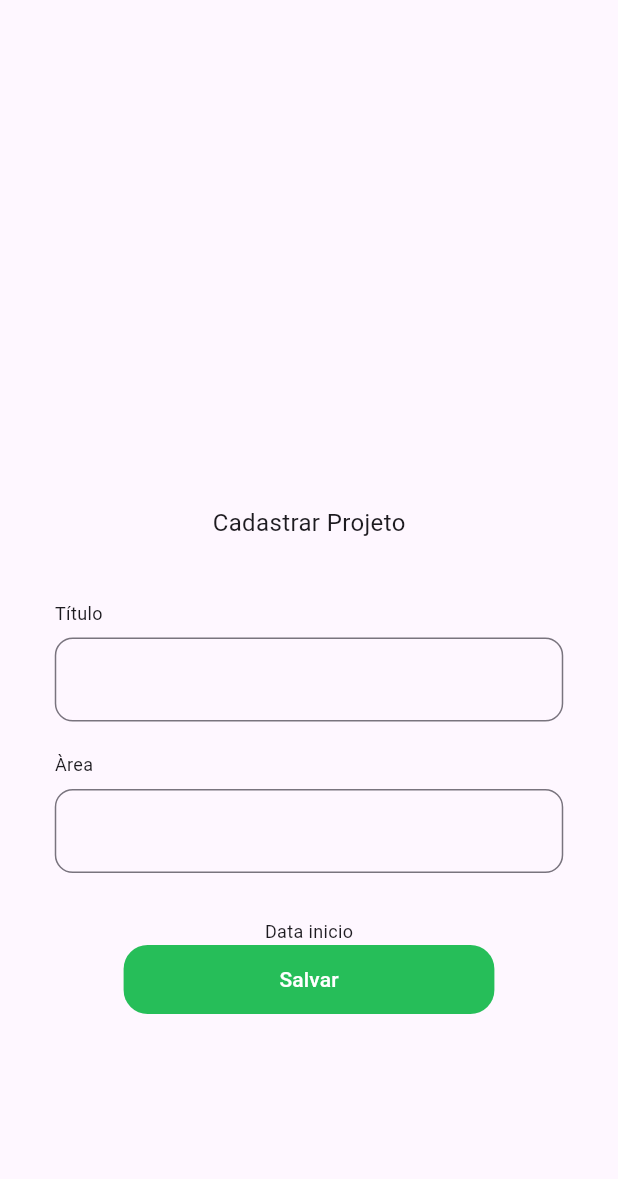
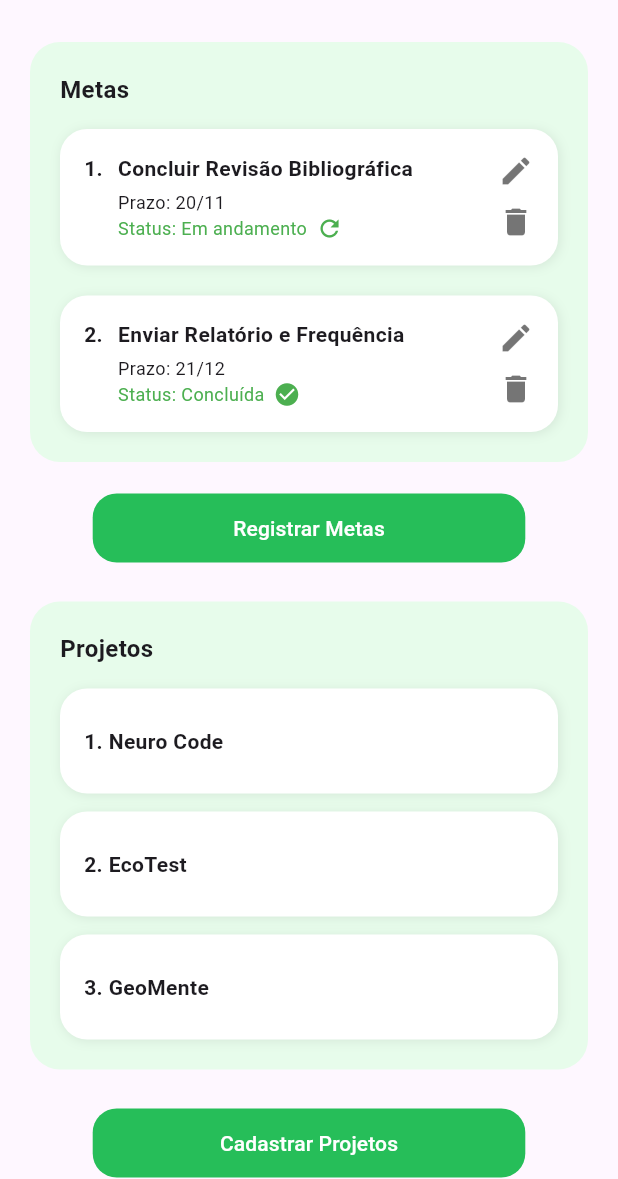
Before and after one commit to Gustanevez/APP_Gerenciamento_Bolsistas, a Flutter app: the Registerproject screen opened directly, on a phone screen of 412 x 824 dp, the part 57-1236 px from its top. Run offline on Flutter 3.47's test engine with Material 3 defaults, Android fonts, the phone set to English and light mode, and no system bars; our stand-ins replace flutter_riverpod; Roboto replaces fonts that are missing (ABeeZee).

Commit message:
senhor me ajudaaa

```diff
--- a/lib/Screens/RegistroMetas.dart
+++ b/lib/Screens/CadastrarProjeto.dart
@@ -2,8 +2,25 @@ import 'package:flutter/material.dart';
 import 'package:gerenciamento_bolsistas/Widgets/buttonActions.dart';
 import 'package:gerenciamento_bolsistas/Style/colors.dart';
 
-class ProjetoMetasPage extends StatelessWidget {
-  const ProjetoMetasPage({super.key});
+class CadastrarProjetoPage extends StatefulWidget {
+  const CadastrarProjetoPage({super.key});
+
+  @override
+  State<CadastrarProjetoPage> createState() => _CadastrarProjetoPageState();
+}
+
+class _CadastrarProjetoPageState extends State<CadastrarProjetoPage> {
+  final TextEditingController _titulo = TextEditingController();
+  final TextEditingController _area = TextEditingController();
+  final TextEditingController _dataInicio = TextEditingController();
+
+  @override
+  void dispose() {
+    _titulo.dispose();
+    _area.dispose();
+    _dataInicio.dispose();
+    super.dispose();
+  }
 
   @override
   Widget build(BuildContext context) {
@@ -28,11 +45,11 @@ class ProjetoMetasPage extends StatelessWidget {
                 ),
               ),
 
-              const SizedBox(height: 300),
+              const SizedBox(height: 65),
 
               // TÍTULO PRINCIPAL
               const Text(
-                "Registro de Metas",
+                "Cadastrar Projeto",
                 style: TextStyle(
                   fontFamily: 'ABeeZee',
                   fontSize: 16,
@@ -41,46 +58,35 @@ class ProjetoMetasPage extends StatelessWidget {
                 ),
               ),
 
-              const SizedBox(height: 30),
+              const SizedBox(height: 50),
 
-              // FORMULÁRIO (PADRONIZADO)
-              _campo("Selecione Projeto/Bolsista"),
+              // CAMPOS DE TEXTO PADRÃO
+              _campo("Título do Projeto", controller: _titulo),
               const SizedBox(height: 20),
 
-              _campo("Título da meta", hint: "Ex: Revisão Bibliográfica"),
+              _campo("Área", controller: _area),
               const SizedBox(height: 20),
 
               _campoComIcone(
-                "Data",
+                "Data de Início",
+                controller: _dataInicio,
                 icon: Icons.calendar_month,
-                hint: "Prazo: 20/11",
+                hint: "dd/mm/aaaa",
               ),
 
-              const SizedBox(height: 40),
+              const SizedBox(height: 300),
 
-              // BOTÕES PADRONIZADOS COM SEU BUTTON
-              Row(
-                mainAxisAlignment: MainAxisAlignment.center,
-                children: [
-                  Buttonactions(
-                    text: "Salvar Metas",
-                    onPressed: () {},
-                    size: Size(MediaQuery.of(context).size.width * 0.37, 46),
-                    color: cor4,
-                  ),
-
-                  const SizedBox(width: 15),
-
-                  Buttonactions(
-                    text: "Limpar Campos",
-                    onPressed: () {},
-                    size: Size(MediaQuery.of(context).size.width * 0.37, 46),
-                    color: const Color.fromARGB(255, 137, 137, 137),
-                  ),
-                ],
+              // BOTÃO PADRÃO
+              Buttonactions(
+                text: "Salvar Projeto",
+                color: cor4,
+                size: Size(MediaQuery.of(context).size.width * 0.6, 46),
+                onPressed: () {
+                  Navigator.pop(context);
+                },
               ),
 
-              const SizedBox(height: 40),
+              const SizedBox(height: 30),
             ],
           ),
         ),
@@ -88,14 +94,14 @@ class ProjetoMetasPage extends StatelessWidget {
     );
   }
 
-  // CAMPOS DE TEXTO
-  Widget _campo(String label, {String hint = ""}) {
+  // CAMPOS DE TEXTO PADRÃO
+  Widget _campo(String label, {required TextEditingController controller}) {
     return SizedBox(
       width: double.infinity,
       child: TextField(
+        controller: controller,
         decoration: InputDecoration(
           labelText: label,
-          hintText: hint,
           labelStyle: const TextStyle(fontFamily: 'ABeeZee', fontSize: 12),
           border: OutlineInputBorder(borderRadius: BorderRadius.circular(12)),
         ),
@@ -105,12 +111,14 @@ class ProjetoMetasPage extends StatelessWidget {
 
   Widget _campoComIcone(
     String label, {
+    required TextEditingController controller,
     required IconData icon,
     String hint = "",
   }) {
     return SizedBox(
       width: double.infinity,
       child: TextField(
+        controller: controller,
         decoration: InputDecoration(
           labelText: label,
           hintText: hint,
--- a/lib/Screens/RegisterProject.dart
+++ b/lib/Screens/RegisterProject.dart
@@ -1,143 +1,300 @@
-
 import 'package:flutter/material.dart';
-import 'package:gerenciamento_bolsistas/Models/Project.dart';
-import 'package:gerenciamento_bolsistas/Models/Project_State_provider.dart';
+import 'package:gerenciamento_bolsistas/Screens/CadastrarProjeto.dart';
+import 'package:gerenciamento_bolsistas/Screens/RegistroMetas.dart';
 import 'package:gerenciamento_bolsistas/Style/colors.dart';
 import 'package:gerenciamento_bolsistas/Widgets/buttonActions.dart';
-import 'package:gerenciamento_bolsistas/Widgets/Menu.dart';
-import 'package:flutter_riverpod/flutter_riverpod.dart';
 
-class Registerproject extends ConsumerStatefulWidget {
+class Registerproject extends StatelessWidget {
   const Registerproject({super.key});
 
   @override
-  ConsumerState<Registerproject> createState () => _Registerproject();
-
-}
-
-
-class _Registerproject extends ConsumerState<Registerproject> {
-  final _titulo = TextEditingController();
-  final _area = TextEditingController();
-  @override
-
-  void clean (){
-    _titulo.dispose();
-    _area.dispose();
-    super.dispose();
-  }
   Widget build(BuildContext context) {
     return Scaffold(
-      //rawer: const Menu(),
       appBar: AppBar(
-        title: Row(
-          mainAxisAlignment: MainAxisAlignment.end,
-          children: [
-            Text(
-              'Olá, Coordenador',
-              style: TextStyle(fontFamily: 'ABeeZee', fontSize: 16),
-            ),
-          ],
+        title: const Align(
+          alignment: Alignment.centerRight,
+          child: Text(
+            'Olá, Coordenador',
+            style: TextStyle(fontFamily: 'ABeeZee', fontSize: 16),
+          ),
         ),
       ),
-      body: Padding(
-        padding: EdgeInsets.only(top: 40),
-        child: SingleChildScrollView(
-          child: Center(
-            child: Column(
-              mainAxisAlignment: MainAxisAlignment.center,
-              crossAxisAlignment: CrossAxisAlignment.center,
-              children: [
-                Column(
-                  children: [
-                    SizedBox(width: 357, height: 239),
 
-                    SizedBox(height: 40),
-                    SizedBox(
-                      child: Text(
-                        'Cadastrar Projeto',
-                        style: TextStyle(fontFamily: 'ABeeZee', fontSize: 16),
-                      ),
-                    ),
-                    SizedBox(height: 40),
+      body: SingleChildScrollView(
+        padding: const EdgeInsets.symmetric(horizontal: 20, vertical: 10),
+        child: Column(
+          children: [
+            _ListaMetas(),
+            const SizedBox(height: 20),
 
-                    Column(
-                      crossAxisAlignment: CrossAxisAlignment.start,
-                      children: [
-                        Text(
-                          'Título',
-                          style: TextStyle(fontFamily: 'ABeeZee', fontSize: 12),
-                        ),
-                        const SizedBox(height: 8),
-                        SizedBox(
-                          width: 339,
-                          child: TextField(
-                            controller: _titulo,
-                            decoration: InputDecoration(
-                              border: OutlineInputBorder(
-                                borderRadius: BorderRadius.circular(12),
-                              ),
-                            ),
-                          ),
-                        ),
-                      ],
-                    ),
-                  ],
-                ),
-                SizedBox(height: 20),
-                Column(
-                  crossAxisAlignment: CrossAxisAlignment.start,
-                  children: [
-                    Text(
-                      'Àrea',
-                      style: TextStyle(fontFamily: 'ABeeZee', fontSize: 12),
-                    ),
-                    const SizedBox(height: 8),
-                    SizedBox(
-                      width: 339,
-                      child: TextField(
-                        controller: _area,
-                        decoration: InputDecoration(
-                          border: OutlineInputBorder(
-                            borderRadius: BorderRadius.circular(12),
-                          ),
-                        ),
-                      ),
-                    ),
-                  ],
-                ),
-                SizedBox(height: 30),
-                Column(
-                  crossAxisAlignment: CrossAxisAlignment.start,
-                  children: [
-                    Text('Data inicio',style: TextStyle(
-                      fontFamily: 'ABeeZee',
-                      fontSize: 12,
-                    ),
-                  ),
-                  const SizedBox(width: 8,),
+            Buttonactions(
+              text: "Registrar Metas",
+              size: Size(MediaQuery.of(context).size.width * 0.7, 46),
+              color: cor4,
+              onPressed: () {
+                Navigator.push(
+                  context,
+                  MaterialPageRoute(builder: (_) => const ProjetoMetasPage()),
+                );
+              },
+            ),
 
+            const SizedBox(height: 25),
 
-                ],
-              ),
-                Buttonactions(
-                  text: 'Salvar',
-                  onPressed: () {
-                    final novoproject = Project(
-                      titulo:  _titulo.text,
-                      area: _area.text,
-                    );
-                    ref.read(projectProvider.notifier).addProject(novoproject);
-                    Navigator.pop(context);
-                  },
-                  size: Size(MediaQuery.of(context).size.width * 0.6, 46),
-                  color: cor4,
-                ),
-              ],
+            _ListaProjetos(),
+            const SizedBox(height: 25),
+
+            Buttonactions(
+              text: "Cadastrar Projetos",
+              size: Size(MediaQuery.of(context).size.width * 0.7, 46),
+              color: cor4,
+              onPressed: () {
+                Navigator.push(
+                  context,
+                  MaterialPageRoute(builder: (_) => CadastrarProjetoPage()),
+                );
+              },
             ),
-          ),
+
+            const SizedBox(height: 20),
+          ],
         ),
       ),
     );
   }
 }
+
+class _ListaMetas extends StatelessWidget {
+  @override
+  Widget build(BuildContext context) {
+    return Container(
+      padding: const EdgeInsets.all(20),
+      decoration: BoxDecoration(
+        color: const Color(0xFFE7FCEB),
+        borderRadius: BorderRadius.circular(20),
+      ),
+      child: Column(
+        crossAxisAlignment: CrossAxisAlignment.start,
+        children: [
+          const Text(
+            "Metas",
+            style: TextStyle(
+              fontFamily: 'ABeeZee',
+              fontSize: 16,
+              fontWeight: FontWeight.w600,
+            ),
+          ),
+
+          const SizedBox(height: 15),
+
+          /// ITENS DE METAS
+          const _MetaItem(
+            numero: "1.",
+            titulo: "Concluir Revisão Bibliográfica",
+            prazo: "20/11",
+            status: "Em andamento",
+            statusColor: Colors.green,
+            iconStatus: Icons.refresh,
+          ),
+          const SizedBox(height: 20),
+
+          const _MetaItem(
+            numero: "2.",
+            titulo: "Enviar Relatório e Frequência",
+            prazo: "21/12",
+            status: "Concluída",
+            statusColor: Colors.green,
+            iconStatus: Icons.check_circle,
+          ),
+        ],
+      ),
+    );
+  }
+}
+
+class _MetaItem extends StatelessWidget {
+  final String numero;
+  final String titulo;
+  final String prazo;
+  final String status;
+  final Color statusColor;
+  final IconData iconStatus;
+
+  const _MetaItem({
+    required this.numero,
+    required this.titulo,
+    required this.prazo,
+    required this.status,
+    required this.statusColor,
+    required this.iconStatus,
+  });
+
+  @override
+  Widget build(BuildContext context) {
+    return Container(
+      padding: const EdgeInsets.all(16),
+      decoration: BoxDecoration(
+        color: Colors.white,
+        borderRadius: BorderRadius.circular(18),
+        boxShadow: [
+          BoxShadow(
+            color: Colors.black.withOpacity(0.08),
+            blurRadius: 6,
+            offset: const Offset(1, 1),
+          ),
+        ],
+      ),
+      child: Row(
+        crossAxisAlignment: CrossAxisAlignment.start,
+        children: [
+          Text(
+            numero,
+            style: const TextStyle(
+              fontFamily: 'ABeeZee',
+              fontWeight: FontWeight.bold,
+            ),
+          ),
+
+          const SizedBox(width: 10),
+
+          Expanded(
+            child: Column(
+              crossAxisAlignment: CrossAxisAlignment.start,
+              children: [
+                Text(
+                  titulo,
+                  style: const TextStyle(
+                    fontFamily: 'ABeeZee',
+                    fontSize: 14,
+                    fontWeight: FontWeight.w600,
+                  ),
+                ),
+                const SizedBox(height: 4),
+
+                Text(
+                  "Prazo: $prazo",
+                  style: const TextStyle(fontFamily: 'ABeeZee', fontSize: 12),
+                ),
+
+                Row(
+                  children: [
+                    Text(
+                      "Status: $status",
+                      style: TextStyle(
+                        fontFamily: 'ABeeZee',
+                        fontSize: 12,
+                        color: statusColor,
+                      ),
+                    ),
+                    const SizedBox(width: 6),
+                    Icon(iconStatus, color: statusColor, size: 18),
+                  ],
+                ),
+              ],
+            ),
+          ),
+
+          Column(
+            children: const [
+              Icon(Icons.edit, color: Colors.black54),
+              SizedBox(height: 10),
+              Icon(Icons.delete, color: Colors.black54),
+            ],
+          ),
+        ],
+      ),
+    );
+  }
+}
+
+class _ListaProjetos extends StatelessWidget {
+  @override
+  Widget build(BuildContext context) {
+    return Container(
+      padding: const EdgeInsets.all(20),
+      decoration: BoxDecoration(
+        color: const Color(0xFFE7FCEB),
+        borderRadius: BorderRadius.circular(20),
+      ),
+      child: Column(
+        crossAxisAlignment: CrossAxisAlignment.start,
+        children: const [
+          Text(
+            "Projetos",
+            style: TextStyle(
+              fontFamily: 'ABeeZee',
+              fontSize: 16,
+              fontWeight: FontWeight.w600,
+            ),
+          ),
+
+          SizedBox(height: 15),
+
+          _ProjetoItem(titulo: "1. Neuro Code"),
+          SizedBox(height: 12),
+
+          _ProjetoItem(titulo: "2. EcoTest"),
+          SizedBox(height: 12),
+
+          _ProjetoItem(titulo: "3. GeoMente"),
+        ],
+      ),
+    );
+  }
+}
+
+class _ProjetoItem extends StatelessWidget {
+  final String titulo;
+  final String? subtitulo;
+
+  const _ProjetoItem({required this.titulo, this.subtitulo});
+
+  @override
+  Widget build(BuildContext context) {
+    return Container(
+      height: 70,
+      width: double.infinity,
+      padding: const EdgeInsets.all(16),
+      decoration: BoxDecoration(
+        color: Colors.white,
+        borderRadius: BorderRadius.circular(18),
+        boxShadow: [
+          BoxShadow(
+            color: Colors.black.withOpacity(0.08),
+            blurRadius: 6,
+            offset: const Offset(1, 1),
+          ),
+        ],
+      ),
+      child: Column(
+        crossAxisAlignment: CrossAxisAlignment.start,
+        mainAxisAlignment: MainAxisAlignment.center,
+        children: [
+          Text(
+            titulo,
+            style: const TextStyle(
+              fontFamily: 'ABeeZee',
+              fontWeight: FontWeight.w600,
+              fontSize: 14,
+            ),
+          ),
+
+          if (subtitulo != null && subtitulo!.isNotEmpty)
+            Padding(
+              padding: const EdgeInsets.only(top: 4),
+              child: Text(
+                subtitulo!,
+                style: const TextStyle(
+                  fontFamily: 'ABeeZee',
+                  fontSize: 12,
+                  color: Colors.black54,
+                ),
+                overflow: TextOverflow.ellipsis,
+                maxLines: 1,
+              ),
+            ),
+        ],
+      ),
+    );
+  }
+}
```
